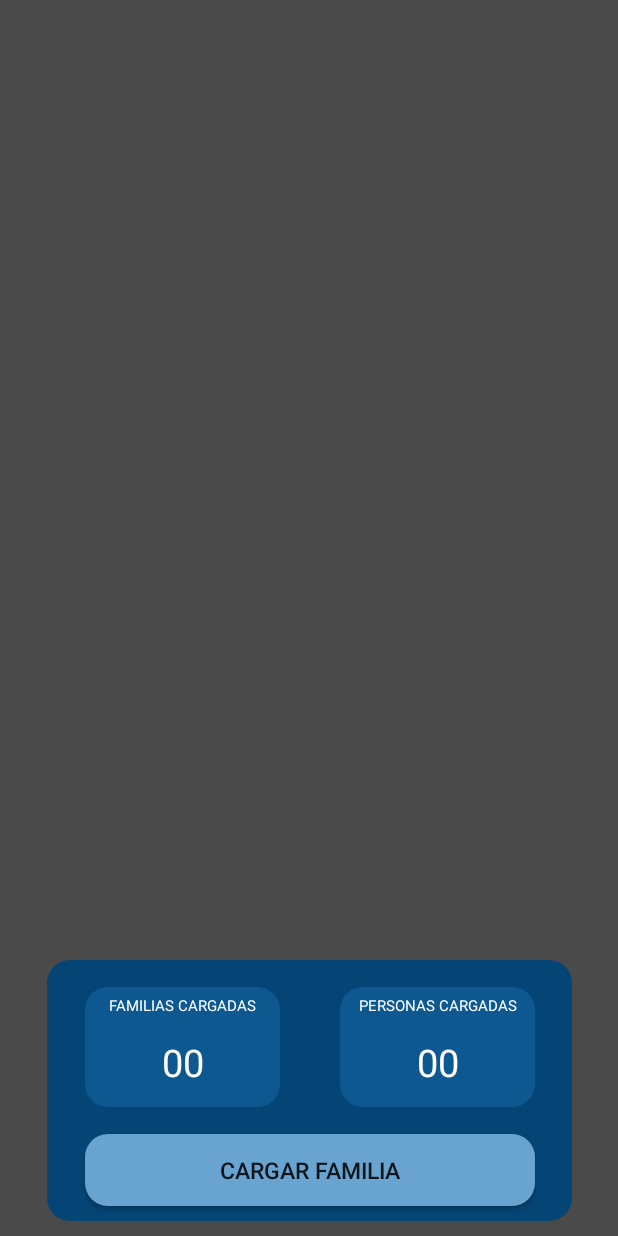
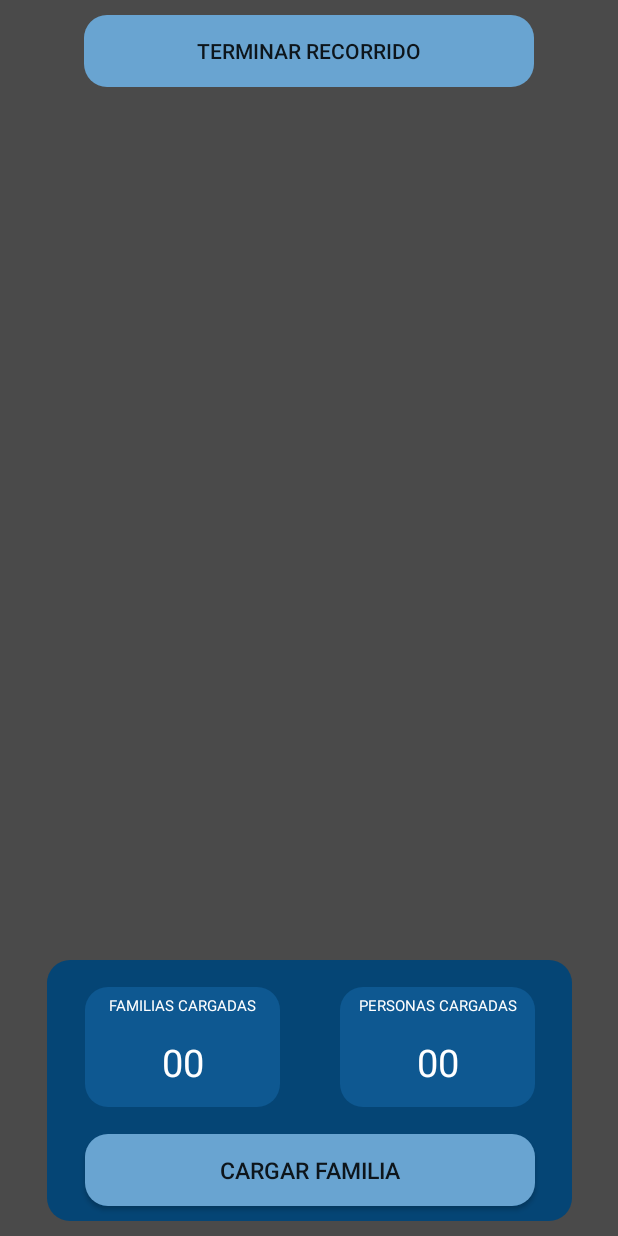
Before and after one commit to ernestosa95/RelevAr, an Android app: the layout activity_menu_principal.xml on its own in the app's theme, with its tools: preview values and no code run, on a phone screen of 412 x 824 dp. Run offline under Robolectric (Android 15) with nearby library versions, the phone set to English and light mode, and no system bars.

Commit message:
Falta->botonera. Falta->codigo QR. Falta->rediseño de interfaz.

```diff
--- a/app/src/main/java/com/example/relevar/Inicio.java
+++ b/app/src/main/java/com/example/relevar/Inicio.java
@@ -85,6 +85,7 @@ public class Inicio extends AppCompatActivity {
 //--------------------------------------------------------------------------------------------------
     // PASAR AL MENU PPAL
     public void NextMenuPrincipal(View view) {
+
         Intent Modif = new Intent(this, MenuPrincipal.class);
         startActivityForResult(Modif, 1);
     }
--- a/app/src/main/res/layout/activity_menu_principal.xml
+++ b/app/src/main/res/layout/activity_menu_principal.xml
@@ -108,4 +108,16 @@
                 app:layout_constraintTop_toBottomOf="@+id/textView7" />
         </androidx.constraintlayout.widget.ConstraintLayout>
     </androidx.constraintlayout.widget.ConstraintLayout>
+
+    <Button
+        android:id="@+id/TERMINAR"
+        android:layout_width="300dp"
+        android:layout_height="wrap_content"
+        android:layout_marginTop="10dp"
+        android:background="@drawable/button1"
+        android:onClick="TerminarRecorrido"
+        android:text="TERMINAR RECORRIDO"
+        app:layout_constraintEnd_toEndOf="parent"
+        app:layout_constraintStart_toStartOf="parent"
+        app:layout_constraintTop_toTopOf="parent" />
 </androidx.constraintlayout.widget.ConstraintLayout>
--- a/app/src/main/res/layout/alert_encuestador.xml
+++ b/app/src/main/res/layout/alert_encuestador.xml
@@ -27,10 +27,8 @@
         android:text="NUEVO"
         android:textColor="#4A4A4A"
         app:layout_constraintBottom_toBottomOf="@+id/INGRESAR"
-        app:layout_constraintEnd_toStartOf="@+id/BTNCANCELANE"
-        app:layout_constraintHorizontal_bias="0.0"
         app:layout_constraintStart_toStartOf="@+id/ENCUESTADOR"
-        app:layout_constraintTop_toTopOf="@+id/BTNGUARDAR" />
+        app:layout_constraintTop_toTopOf="@+id/INGRESAR" />
 
     <Button
         android:id="@+id/INGRESAR"
```
Also changed, not shown: app/src/main/java/com/example/relevar/MenuPrincipal.java (+88 -7 lines), app/src/main/java/com/example/relevar/Recursos/ServicioGPS.java (+19 -24 lines).
